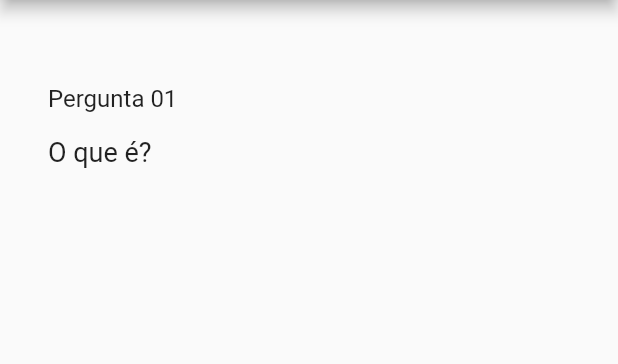
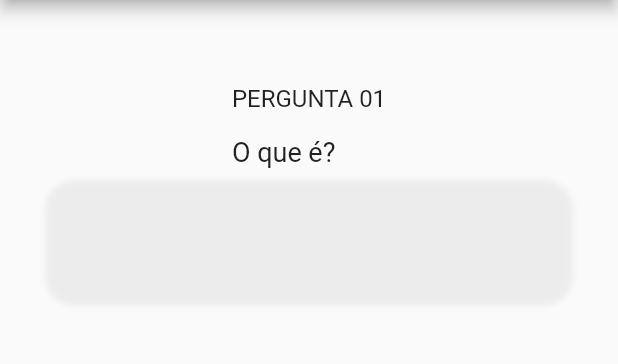
Before and after one commit to mesquita09/trivia, a Flutter app: the TriviaScreen screen opened directly, on a phone screen of 412 x 824 dp, the part 84-448 px from its top. Run offline on Flutter 3.47's test engine with Material 2 defaults, Android fonts, the phone set to English and light mode, and no system bars.

Commit message:
listview boxdecoration

```diff
--- a/lib/trivia.dart
+++ b/lib/trivia.dart
@@ -26,7 +26,7 @@ class _TriviaScreenState extends State<TriviaScreen> {
               crossAxisAlignment: CrossAxisAlignment.start,
               children: [
                 Text(
-                  'Pergunta 01',
+                  'PERGUNTA 01',
                   style: TextStyle(fontSize: 16),
                 ),
                 SizedBox(height: 16),
@@ -36,7 +36,27 @@ class _TriviaScreenState extends State<TriviaScreen> {
                 ),
               ],
             ),
-          )
+          ),
+          Expanded(
+            child: ListView(
+              children: [
+                Container(
+                  height: 80,
+                  margin: EdgeInsets.fromLTRB(32, 10, 32, 10),
+                  decoration: BoxDecoration(
+                    borderRadius: BorderRadius.circular(20),
+                    boxShadow: [
+                      BoxShadow(
+                        color: Colors.grey.withOpacity(0.15),
+                        spreadRadius: 2,
+                        blurRadius: 3,
+                      ),
+                    ],
+                  ),
+                ),
+              ],
+            ),
+          ),
         ],
       ),
     );
```
